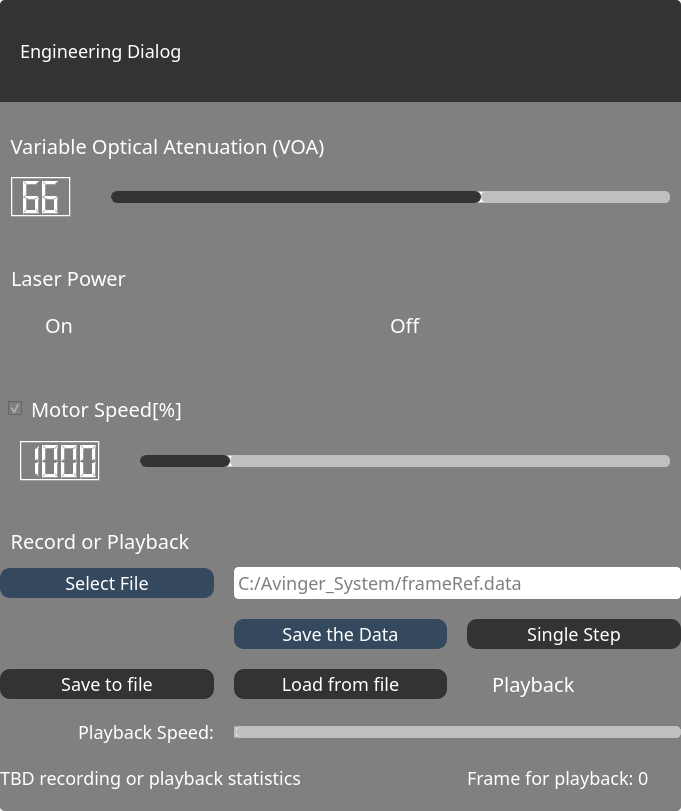
laszlo-avotra-tips/consoleApp, file Console/consoleApp/Frontend/Widgets/engineeringdialog.ui: the form before one commit.
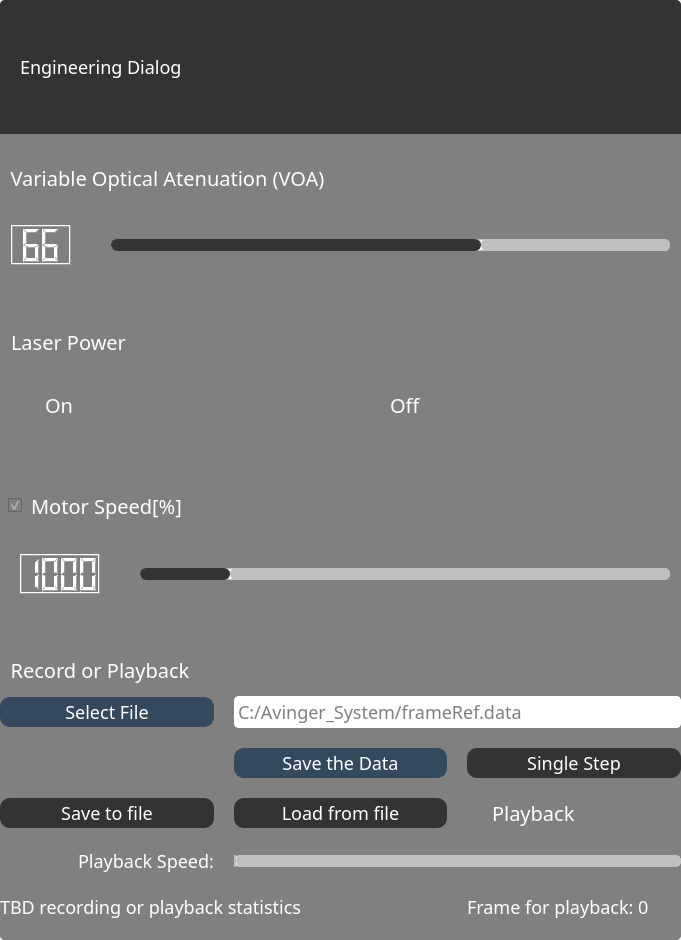
The form after the commit. Icons and pictures are not drawn.

The edit to the form file:
```diff
--- a/Console/consoleApp/Frontend/Widgets/engineeringdialog.ui
+++ b/Console/consoleApp/Frontend/Widgets/engineeringdialog.ui
@@ -7,19 +7,19 @@
     <x>0</x>
     <y>0</y>
     <width>681</width>
-    <height>811</height>
+    <height>940</height>
    </rect>
   </property>
   <property name="minimumSize">
    <size>
     <width>681</width>
-    <height>811</height>
+    <height>940</height>
    </size>
   </property>
   <property name="maximumSize">
    <size>
     <width>681</width>
-    <height>811</height>
+    <height>940</height>
    </size>
   </property>
   <property name="windowTitle">
```
